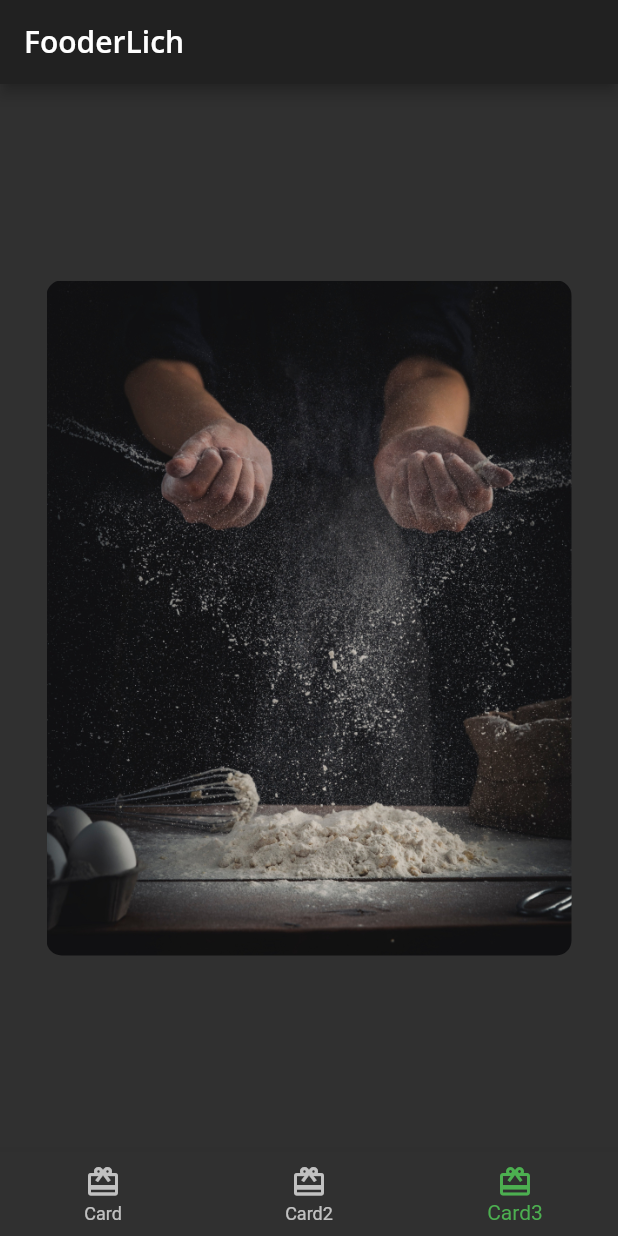
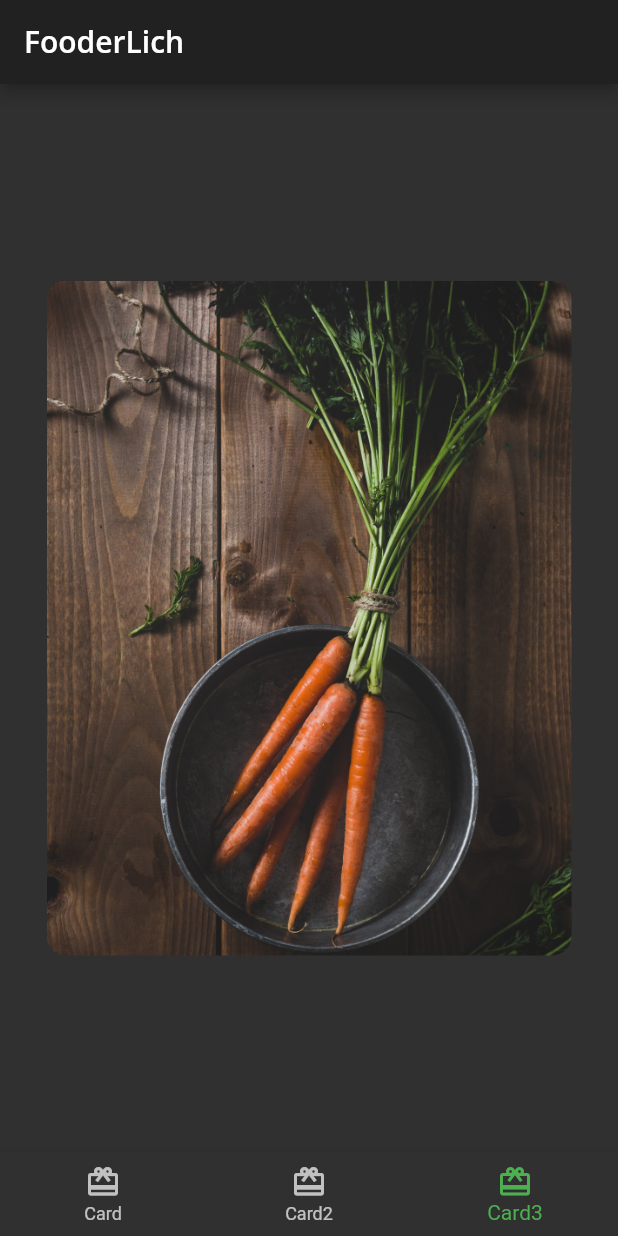
Before and after one commit to MuhammadIbraheem18sw26/Fooderlich, a Flutter app: the screen it shows after launch, item 3 of the bottom bar chosen, on a phone screen of 412 x 824 dp. Run offline on Flutter 3.47's test engine with Material 2 defaults, Android fonts, the phone set to English and light mode, and no system bars; our stand-ins replace get, google_fonts.

Commit message:
card3 created

```diff
--- a/lib/card3.dart
+++ b/lib/card3.dart
@@ -1,37 +1,27 @@
+import 'package:flutter/cupertino.dart';
 import 'package:flutter/material.dart';
 
 class Card3 extends StatelessWidget {
   const Card3({Key? key}) : super(key: key);
-  // 1
-  final String category = 'Editor\'s Choice';
-  final String title = 'The Art of Dough';
-  final String description = 'Learn to make the perfect bread.';
-  final String chef = 'Ray Wenderlich';
 
-  // 2
   @override
   Widget build(BuildContext context) {
-    // 3
     return Center(
-      // TODO: Card1 Decorate Container
       child: Container(
-        padding: const EdgeInsets.all(16),
-        // 2
         constraints: const BoxConstraints.expand(
           width: 350,
           height: 450,
         ),
-        // 3
         decoration: const BoxDecoration(
-          // 4
-          image: DecorationImage(
-            // 5
-            image: AssetImage('assets/mag1.png'),
-            // 6
-            fit: BoxFit.cover,
-          ),
-          // 7
-          borderRadius: BorderRadius.all(Radius.circular(10.0)),
+            image: DecorationImage(
+                image: AssetImage('assets/mag2.png'), fit: BoxFit.cover),
+            borderRadius: BorderRadius.all(Radius.circular(13))),
+        child: Stack(
+          children: const [
+            // TODO 5: add dark overlay BoxDecoration
+            // TODO 6: Add Container, Column, Icon and Text
+            // TODO 7: Add Center widget with Chip widget children
+          ],
         ),
       ),
     );
--- a/lib/home.dart
+++ b/lib/home.dart
@@ -11,7 +11,7 @@ class Home extends StatefulWidget {
 class _HomeState extends State<Home> {
   int _selectedIndex = 0;
 
-  static List<Widget> pages = <Widget>[
+  static List<Widget> pages = const <Widget>[
     Card1(),
     Card2(),
     Card3(),
```
